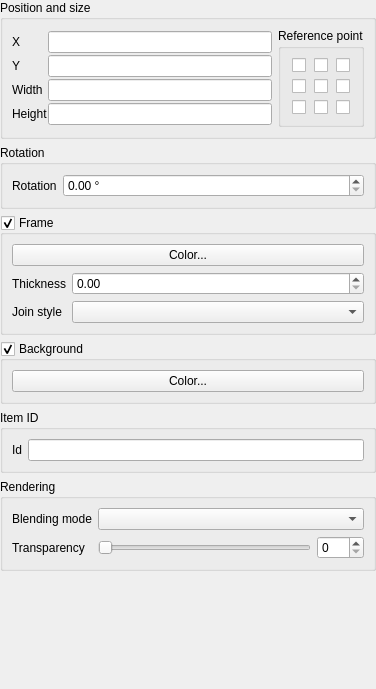
The window that src/ui/qgscomposeritemwidgetbase.ui (carsmie/QGIS) describes before a commit, drawn with Qt 5.
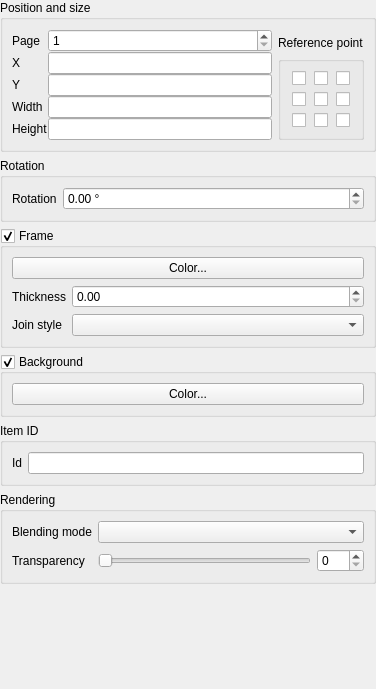
The same window after the commit. Custom widgets are drawn as their Qt base class.

Commit message: [composer] Composer item controls in GUI show position relative to page origin (also save page number and relative position to xml) (fix #9411)

```diff
--- a/src/ui/qgscomposeritemwidgetbase.ui
+++ b/src/ui/qgscomposeritemwidgetbase.ui
@@ -179,45 +179,59 @@
         </item>
         <item row="0" column="0" rowspan="2">
          <layout class="QGridLayout" name="gridLayout_3">
-          <item row="0" column="0">
-           <widget class="QLabel" name="mXLabel">
-            <property name="text">
-             <string>X</string>
-            </property>
-           </widget>
+          <item row="4" column="1">
+           <widget class="QLineEdit" name="mHeightLineEdit"/>
           </item>
-          <item row="0" column="1">
+          <item row="1" column="1">
            <widget class="QLineEdit" name="mXLineEdit"/>
           </item>
-          <item row="1" column="0">
+          <item row="3" column="1">
+           <widget class="QLineEdit" name="mWidthLineEdit"/>
+          </item>
+          <item row="2" column="0">
            <widget class="QLabel" name="mYLabel">
             <property name="text">
              <string>Y</string>
             </property>
            </widget>
           </item>
-          <item row="1" column="1">
-           <widget class="QLineEdit" name="mYLineEdit"/>
-          </item>
-          <item row="2" column="0">
+          <item row="3" column="0">
            <widget class="QLabel" name="mWidthLabel">
             <property name="text">
              <string>Width</string>
             </property>
            </widget>
           </item>
-          <item row="2" column="1">
-           <widget class="QLineEdit" name="mWidthLineEdit"/>
+          <item row="1" column="0">
+           <widget class="QLabel" name="mXLabel">
+            <property name="text">
+             <string>X</string>
+            </property>
+           </widget>
           </item>
-          <item row="3" column="0">
+          <item row="4" column="0">
            <widget class="QLabel" name="mHeightLabel">
             <property name="text">
              <string>Height</string>
             </property>
            </widget>
           </item>
-          <item row="3" column="1">
-           <widget class="QLineEdit" name="mHeightLineEdit"/>
+          <item row="2" column="1">
+           <widget class="QLineEdit" name="mYLineEdit"/>
+          </item>
+          <item row="0" column="0">
+           <widget class="QLabel" name="mPageLabel">
+            <property name="text">
+             <string>Page</string>
+            </property>
+           </widget>
+          </item>
+          <item row="0" column="1">
+           <widget class="QSpinBox" name="mPageSpinBox">
+            <property name="minimum">
+             <number>1</number>
+            </property>
+           </widget>
           </item>
          </layout>
         </item>
```
The commit also changes 6 other files.
